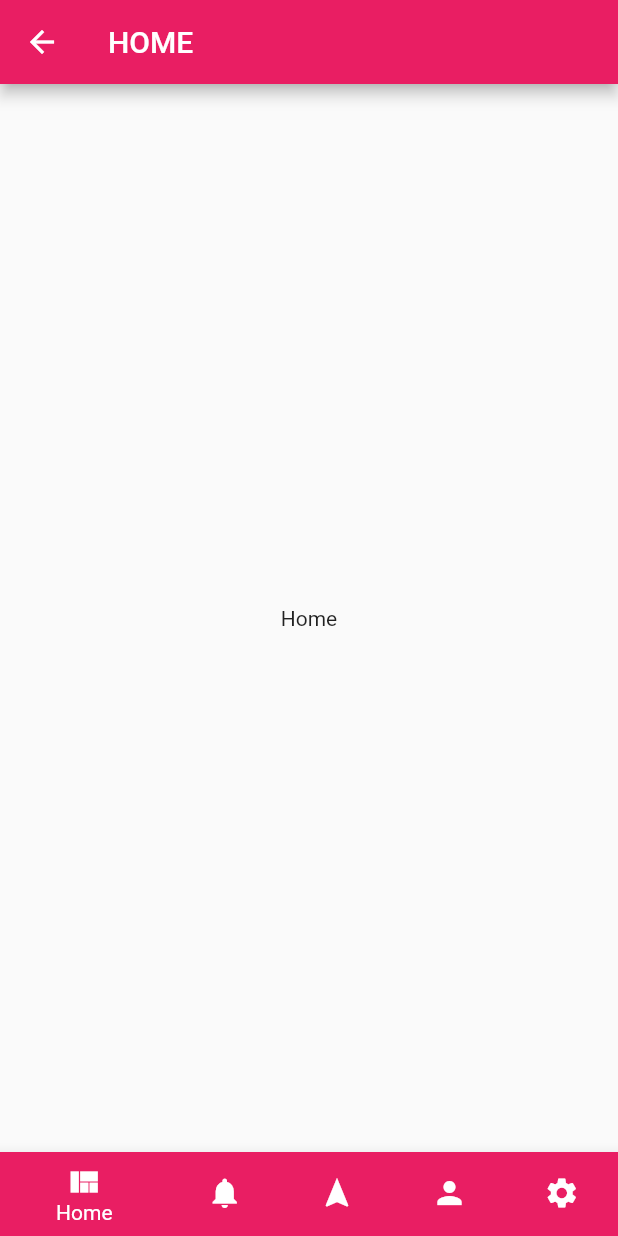
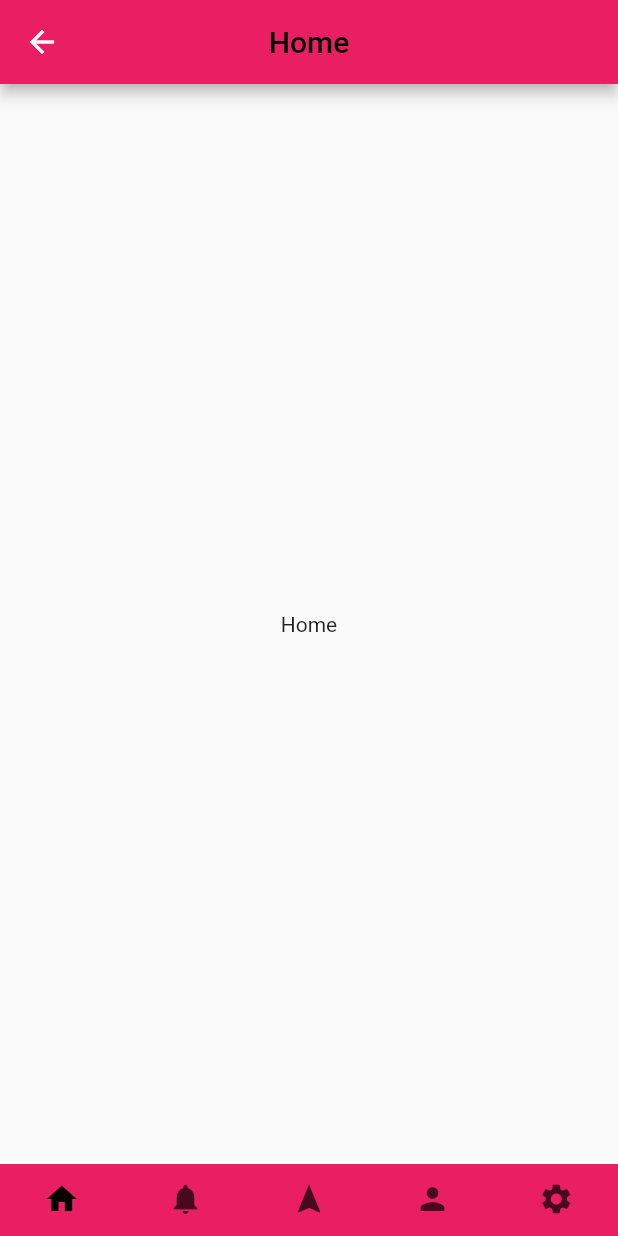
Before and after one commit to CaptKen/flutter_assignment, a Flutter app: the Home screen opened directly, on a phone screen of 412 x 824 dp. Run offline on Flutter 3.47's test engine with Material 2 defaults, Android fonts, the phone set to English and light mode, and no system bars.

Commit message:
edit
ตอนแรกพิมพ์โค้ดแบบสไลด์อาจารย์แล้วมันแดง

```diff
--- a/lib/ui/home.dart
+++ b/lib/ui/home.dart
@@ -2,69 +2,43 @@ import 'package:flutter/material.dart';
 
 class Home extends StatefulWidget {
   @override
-  HomeState createState() {
-    // TODO: implement createState
-    return new HomeState();
-  }
+  _HomeState createState() => new _HomeState();
 }
 
-class HomeState extends State<Home> {
-  int index = 0;
-  List tabs = [
-    Text("Home"),
-    Text("Notify"),
-    Text("Map"),
-    Text("Profile"),
-    Text("Setup")
-  ];
-
+class _HomeState extends State<Home>{
   @override
   Widget build(BuildContext context) {
     // TODO: implement build
     return DefaultTabController(
       length: 5,
       child: Scaffold(
-        appBar: AppBar(
-          title: Text("HOME", textAlign: TextAlign.center,),
-          // bottom:
+         appBar: AppBar(
+          title: Text("Home",
+          style: TextStyle(color: Colors.black)),
+          centerTitle: true,
         ),
-        body: Center(
-          child: tabs[index],
+        bottomNavigationBar: Container(
+          color: Colors.pink,
+          child: TabBar(
+            labelColor: Colors.black,
+            tabs: <Widget>[
+              Tab(icon: Icon(Icons.home)),
+              Tab(icon: Icon(Icons.notifications)),
+              Tab(icon: Icon(Icons.navigation)),
+              Tab(icon: Icon(Icons.person)),
+              Tab(icon: Icon(Icons.settings)),
+            ],
+          ),
         ),
-        bottomNavigationBar: Theme(
-          data: Theme.of(context).copyWith(
-            canvasColor: Theme.of(context).accentColor,
-          ),
-          child: BottomNavigationBar(
-            currentIndex: index,
-            items: [
-              BottomNavigationBarItem(
-                icon: Icon(Icons.view_quilt),
-                title: Text("Home"),
-              ),
-              BottomNavigationBarItem(
-                icon: Icon(Icons.notifications),
-                title: Text("Notify"),
-              ),
-              BottomNavigationBarItem(
-                icon: Icon(Icons.navigation),
-                title: Text("Map"),
-              ),
-              BottomNavigationBarItem(
-                icon: Icon(Icons.person),
-                title: Text("Profile"),
-              ),
-              BottomNavigationBarItem(
-                icon: Icon(Icons.settings),
-                title: Text("Setup"),
-              )
-            ],
-            onTap: (int i) {
-              setState(() {
-                index = i;
-              });
-            },
-          ),
+
+        body: TabBarView(
+          children: [
+            Center(child: Text("Home",)),
+            Center(child: Text("Notify")),
+            Center(child: Text("Map")),
+            Center(child: Text("Profile")),
+            Center(child: Text("Setup")),
+          ],
         ),
       ),
     );
--- a/lib/ui/login.dart
+++ b/lib/ui/login.dart
@@ -63,10 +63,7 @@ class LoginState extends State<Login> {
 
   RaisedButton loginButton() {
     return RaisedButton(
-      child: Text("LOGIN", style: TextStyle(color: Colors.black)),
-       elevation: 4.0,
-      color: Theme.of(context).accentColor,
-      splashColor: Colors.blueGrey,
+      child: Text("LOGIN", style: TextStyle(color: Colors.pink)),
       onPressed: () {
         if (user.text == '' || pass.text == '') {
           _scaffoldKey.currentState.showSnackBar(new SnackBar(
--- a/lib/ui/register.dart
+++ b/lib/ui/register.dart
@@ -46,8 +46,8 @@ class RegisterState extends State<Register> {
       controller: pass1,
       decoration: InputDecoration(
         icon: Icon(Icons.lock),
-        labelText: "Confirm Password",
-        hintText: "Input your password",
+        labelText: "Confirm Password Again",
+        hintText: "Input your password To Confirm",
       ),
       keyboardType: TextInputType.text,
       obscureText: true,
@@ -56,11 +56,9 @@ class RegisterState extends State<Register> {
 
   RaisedButton register() {
     return RaisedButton(
-      color: Theme.of(context).accentColor,
-      splashColor: Colors.pink,
       child: Text(
         "Continue",
-        style: TextStyle(color: Colors.black),
+        style: TextStyle(color: Colors.pink),
       ),
       onPressed: () {
         if(new_user_id.text == "admin"){
@@ -73,7 +71,7 @@ class RegisterState extends State<Register> {
         }else if(pass1.text == "" || pass2.text == "" || new_user_id.text == ""){
           _scaffoldKey.currentState.showSnackBar(
             new SnackBar(
-              content: Text("กรุณาระบุข้อมูลให้ครบถ้วน"),
+              content: Text("ระบุข้อมูลให้ครบ"),
             )
           );
         }else if(pass1.text != pass2.text && new_user_id.text != ""){
```
